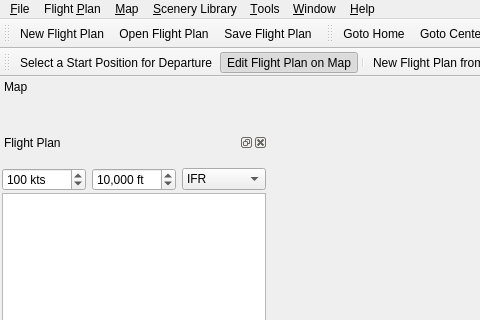
Old version of the form src/gui/mainwindow.ui in the repository albar965/littlenavmap; both pictures show x 0 to 480 and y 0 to 320 of the 1280 by 903 pixel window.
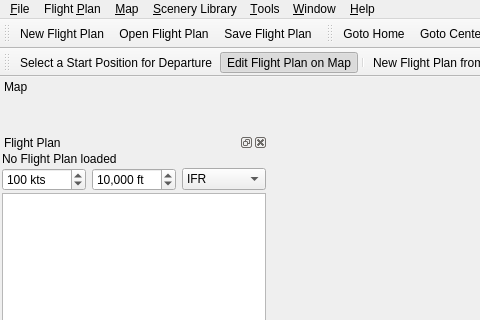
New version of the form. Icons and pictures are not drawn.

Commit message: SIDs that consist of only one transition (most do) can now be easier selected and previewed. Adapted colors in procedure search to match flight plan table and adjusted colors for night mode. Updated changelog.

```diff
--- a/src/gui/mainwindow.ui
+++ b/src/gui/mainwindow.ui
@@ -2226,7 +2226,7 @@
      <item>
       <widget class="QLabel" name="labelRouteInfo">
        <property name="text">
-        <string/>
+        <string>No Flight Plan loaded</string>
        </property>
        <property name="wordWrap">
         <bool>true</bool>
```
Left out of the diff: 3 changed lines with no effect on the pictures. The commit also changes 11 other files.
